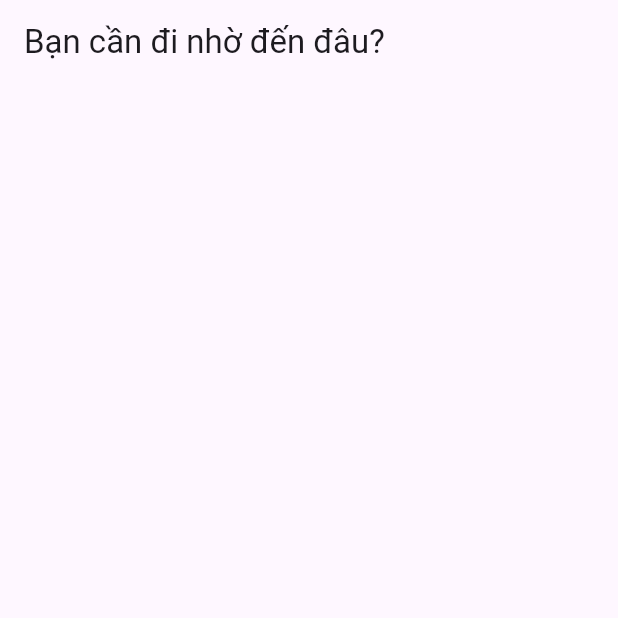
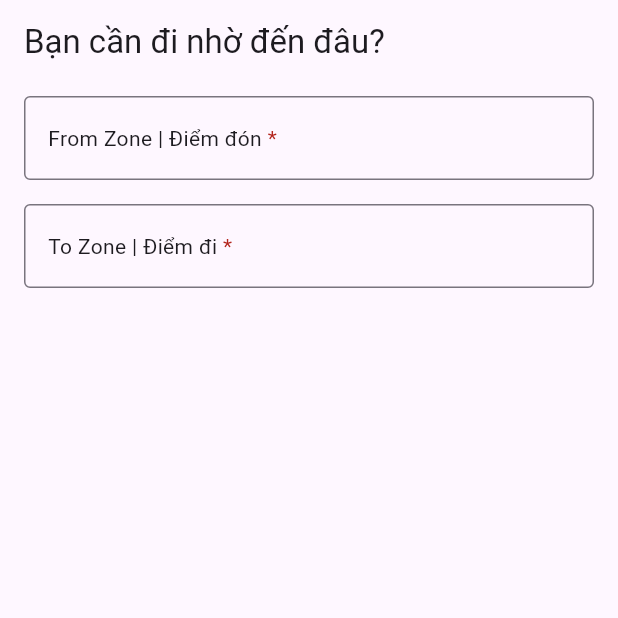
Before and after one commit to thienhdbse170185/F-Journey.Mobile, a Flutter app: the TripDestinationWidget screen opened by its route, on a phone screen of 412 x 824 dp, the top half of it. Run offline on Flutter 3.47's test engine with Material 3 defaults, Android fonts, the phone set to English and light mode, and no system bars; our stand-ins replace bloc, dio, dotted_border, firebase_auth, firebase_core, flutter_bloc and 9 more; accounts and stored records are empty.

Commit message:
Refactor passenger profile screen and add trip destination form

```diff
--- a/lib/features/trip/widgets/passenger/index.dart
+++ b/lib/features/trip/widgets/passenger/index.dart
@@ -2,7 +2,7 @@ import 'package:f_journey/features/message/widget/message.dart';
 import 'package:f_journey/features/notification/widget/notification.dart';
 import 'package:f_journey/features/payment/widget/payment.dart';
 import 'package:f_journey/features/trip/widgets/passenger/home.dart';
-import 'package:f_journey/features/trip/widgets/passenger/profile.dart';
+import 'package:f_journey/features/user/widget/profile.dart';
 import 'package:flutter/material.dart';
 
 class TabsWidget extends StatefulWidget {
--- a/lib/features/trip/widgets/passenger/trip_dest.dart
+++ b/lib/features/trip/widgets/passenger/trip_dest.dart
@@ -1,3 +1,4 @@
+import 'package:f_journey/features/auth/widgets/components/text_field_required.dart';
 import 'package:flutter/material.dart';
 
 class TripDestinationWidget extends StatefulWidget {
@@ -12,8 +13,20 @@ class _TripDestinationWidgetState extends State<TripDestinationWidget> {
   Widget build(BuildContext context) {
     return Scaffold(
       appBar: AppBar(
-        automaticallyImplyLeading: false,
         title: const Text('Bạn cần đi nhờ đến đâu?'),
+      ),
+      body: const Padding(
+        padding: EdgeInsets.symmetric(horizontal: 16),
+        child: Column(
+          children: [
+            SizedBox(height: 8),
+            TextFieldRequired(
+                label: "From Zone | Điểm đón", hintText: "Chọn điểm đón"),
+            SizedBox(height: 16),
+            TextFieldRequired(
+                label: "To Zone | Điểm đi", hintText: "Chọn điểm đến")
+          ],
+        ),
       ),
     );
   }
```
Also changed, not shown: lib/features/trip/widgets/passenger/profile.dart (deleted, +0 -19 lines).
